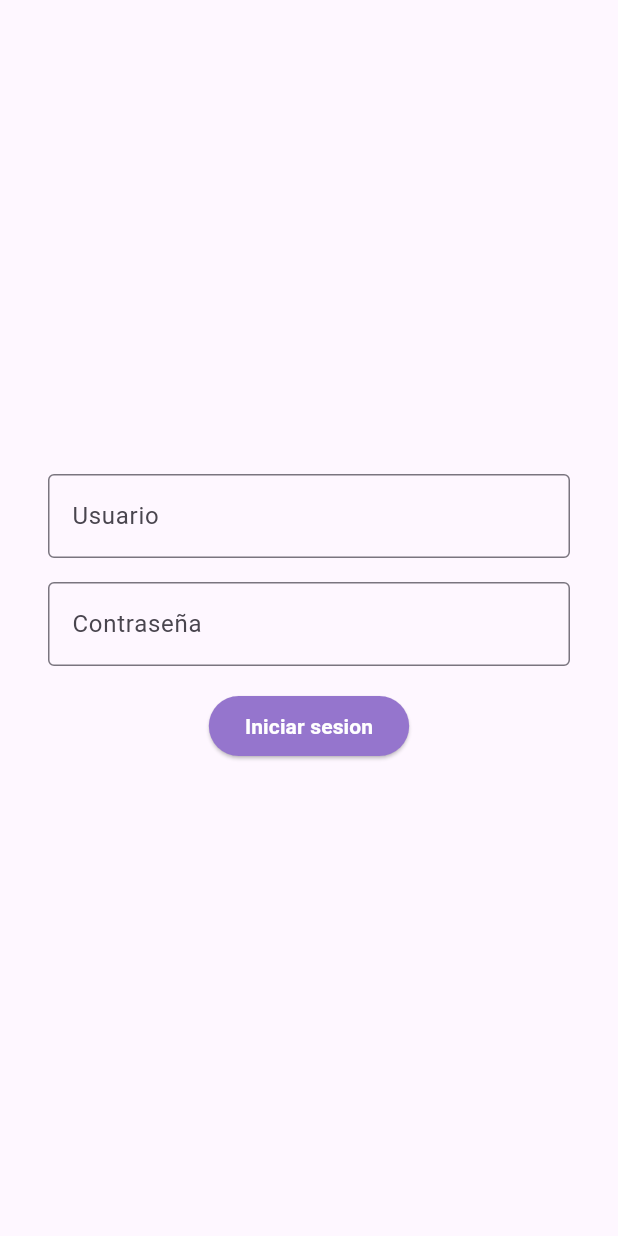
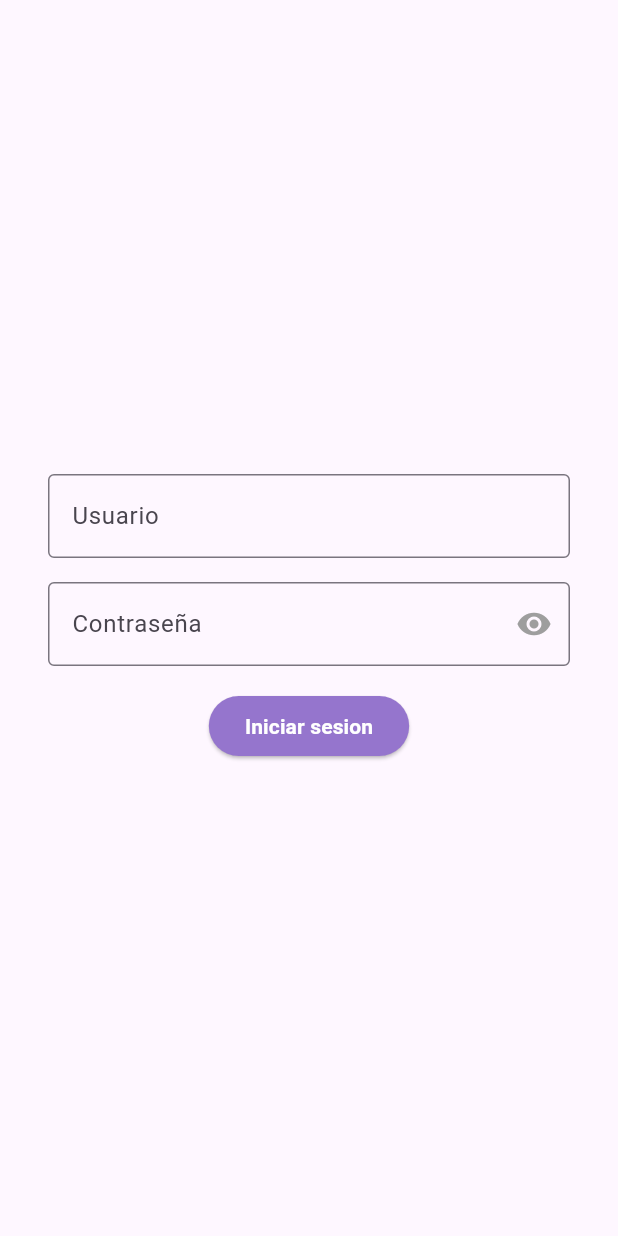
Before and after one commit to Nlohuandus/postapp, a Flutter app: the screen it shows after launch, on a phone screen of 412 x 824 dp. Run offline on Flutter 3.47's test engine with Material 3 defaults, Android fonts, the phone set to English and light mode, and no system bars; our stand-ins replace go_router, shared_preferences; project files that could hold a hidden picture were left out.

Commit message:
* added shared preferences to store authentication status
* added go router to use redirection logic
* finish login page
* finish login validation

```diff
--- a/lib/core/routes.dart
+++ b/lib/core/routes.dart
@@ -1,8 +1,29 @@
-import 'package:flutter/material.dart';
+import 'package:go_router/go_router.dart';
 import 'package:postapp/home/home_screen.dart';
 import 'package:postapp/login/screen/login_screen.dart';
+import 'package:shared_preferences/shared_preferences.dart';
 
-final Map<String, WidgetBuilder> routes = {
-  "login": (context) => const LoginScreen(),
-  "home": (context) => const HomeScreen(),
-};
+final router = GoRouter(
+  initialLocation: "/",
+  routes: [
+    GoRoute(
+      path: '/',
+      name: "login",
+      builder: (context, state) => const LoginScreen(),
+      redirect: (context, state) async {
+        final SharedPreferences prefs = await SharedPreferences.getInstance();
+        bool? isAuthenticated = prefs.getBool("key");
+        if (isAuthenticated ?? false) {
+          return '/home';
+        } else {
+          return null;
+        }
+      },
+    ),
+    GoRoute(
+      path: '/home',
+      name: "home",
+      builder: (context, state) => const HomeScreen(),
+    ),
+  ],
+);
--- a/lib/login/screen/login_screen.dart
+++ b/lib/login/screen/login_screen.dart
@@ -1,9 +1,63 @@
-import 'dart:async';
+import 'package:flutter/material.dart';
+import 'package:flutter/services.dart';
+import 'package:go_router/go_router.dart';
+import 'package:postapp/login/provider/login_provider.dart';
+import 'package:provider/provider.dart';
 
-import 'package:flutter/material.dart';
+class LoginScreen extends StatefulWidget {
+  const LoginScreen({super.key});
 
-class LoginScreen extends StatelessWidget {
-  const LoginScreen({super.key});
+  @override
+  State<LoginScreen> createState() => _LoginScreenState();
+}
+
+class _LoginScreenState extends State<LoginScreen> {
+  final TextEditingController userController = TextEditingController();
+  final TextEditingController passwordController = TextEditingController();
+  late final LoginProvider loginProvider;
+  final List<TextInputFormatter> inputFormatters = [
+    FilteringTextInputFormatter.deny(" "),
+  ];
+
+  @override
+  void initState() {
+    super.initState();
+    loginProvider = Provider.of<LoginProvider>(context, listen: false);
+  }
+
+  @override
+  void dispose() {
+    userController.dispose();
+    passwordController.dispose();
+    super.dispose();
+  }
+
+  onTapLogin() {
+    String? result = loginProvider.doAuthentication(
+      user: userController.text,
+      password: passwordController.text,
+    );
+
+    if (loginProvider.isAuthenticated && result == null) {
+      context.pushReplacementNamed("home");
+    }
+    if (result != null) {
+      ScaffoldMessenger.of(context).showSnackBar(
+        SnackBar(
+          content: Text(loginProvider.error!),
+          backgroundColor: Colors.red,
+        ),
+      );
+    }
+  }
+
+  Icon get togglePasswordIcon {
+    return Icon(
+      context.watch<LoginProvider>().showPassword
+          ? Icons.visibility_off
+          : Icons.visibility,
+    );
+  }
 
   @override
   Widget build(BuildContext context) {
@@ -11,23 +65,36 @@ class LoginScreen extends StatelessWidget {
       body: Padding(
         padding: const EdgeInsets.symmetric(horizontal: 32),
         child: Form(
+          key: loginProvider.formkey,
           child: Column(
             mainAxisAlignment: MainAxisAlignment.center,
             children: [
               TextFormField(
+                controller: userController,
+                inputFormatters: inputFormatters,
                 decoration: const InputDecoration(
                   hintText: "Usuario",
                   border: OutlineInputBorder(),
+                  errorStyle: TextStyle(
+                    fontSize: 0,
+                  ),
                 ),
               ),
               const SizedBox(
                 height: 16,
               ),
               TextFormField(
-                obscureText: true,
-                decoration: const InputDecoration(
+                controller: passwordController,
+                inputFormatters: inputFormatters,
+                obscureText: !loginProvider.showPassword,
+                decoration: InputDecoration(
+                  suffixIconColor: Colors.grey,
+                  suffixIcon: GestureDetector(
+                    onTap: loginProvider.toggleShowPassword,
+                    child: togglePasswordIcon,
+                  ),
                   hintText: "Contraseña",
-                  border: OutlineInputBorder(),
+                  border: const OutlineInputBorder(),
                 ),
               ),
               const SizedBox(
@@ -38,9 +105,7 @@ class LoginScreen extends StatelessWidget {
                   backgroundColor:
                       WidgetStatePropertyAll(Colors.deepPurple.shade300),
                 ),
-                onPressed: () => unawaited(
-                  Navigator.of(context).pushNamed("home"),
-                ),
+                onPressed: onTapLogin,
                 child: const Text(
                   "Iniciar sesion",
                   style: TextStyle(
--- a/lib/main.dart
+++ b/lib/main.dart
@@ -1,7 +1,6 @@
 import 'package:flutter/material.dart';
 import 'package:postapp/core/routes.dart';
-import 'package:postapp/login/providers/login_provider.dart';
-import 'package:postapp/login/screen/login_screen.dart';
+import 'package:postapp/login/provider/login_provider.dart';
 import 'package:provider/provider.dart';
 
 void main() {
@@ -22,14 +21,13 @@ class MyApp extends StatelessWidget {
 
   @override
   Widget build(BuildContext context) {
-    return MaterialApp(
+    return MaterialApp.router(
       debugShowCheckedModeBanner: false,
       theme: ThemeData(
         colorScheme: ColorScheme.fromSeed(seedColor: Colors.deepPurple),
         useMaterial3: true,
       ),
-      routes: routes,
-      home: const LoginScreen(),
+      routerConfig: router,
     );
   }
 }
--- a/pubspec.yaml
+++ b/pubspec.yaml
@@ -11,7 +11,9 @@ dependencies:
   cupertino_icons: ^1.0.6
   flutter:
     sdk: flutter
+  go_router: ^14.2.1
   provider: ^6.1.2
+  shared_preferences: ^2.2.3
 
 dev_dependencies:
   flutter_lints: ^4.0.0
```
Also changed, not shown: lib/login/provider/login_provider.dart (added, +49 -0 lines), lib/login/providers/login_provider.dart (deleted, +0 -9 lines).
